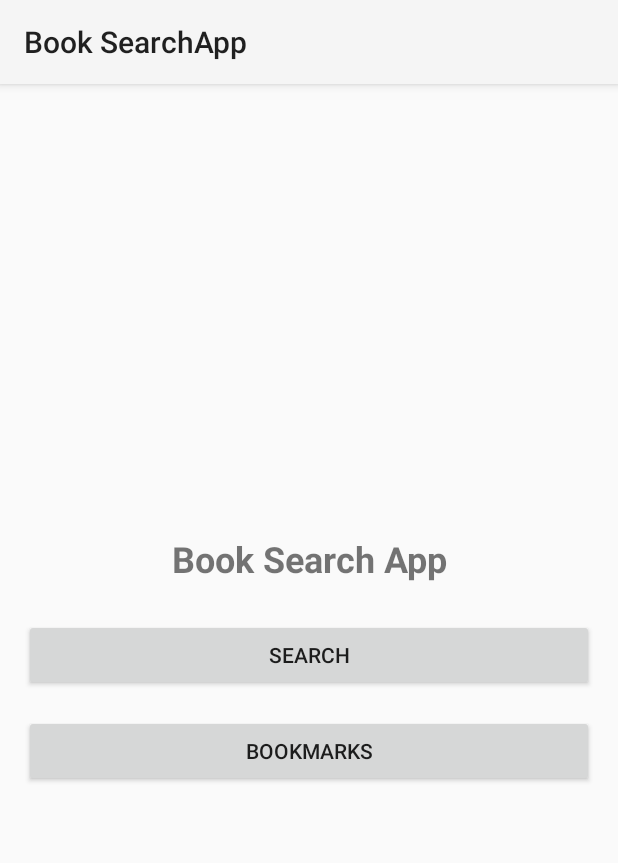
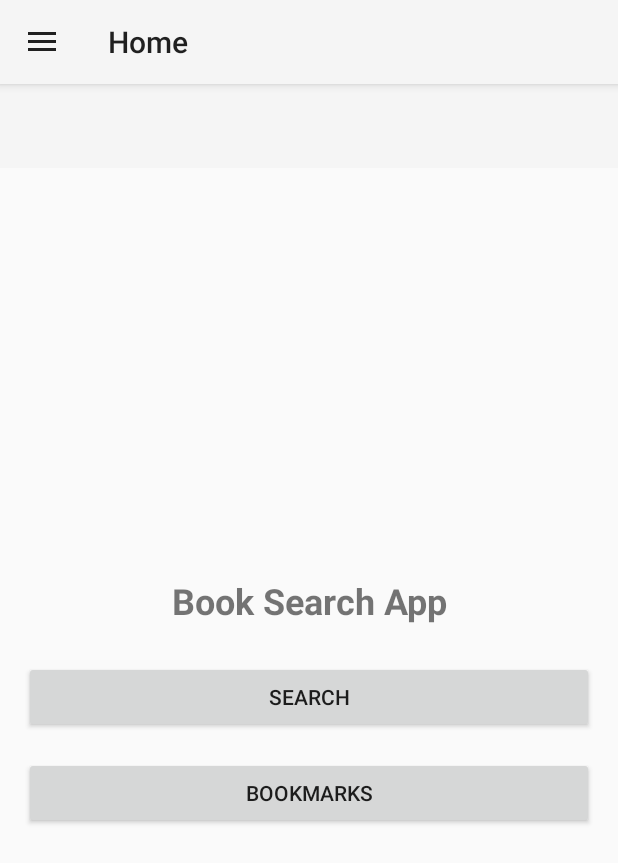
Before and after one commit to ali-kerem/book-search-app, an Android app: the screen it shows after launch (MainActivity), on a phone screen of 412 x 824 dp. Shown: the top 863 px of the screen. Run offline under Robolectric (Android 15) with nearby library versions, the phone set to English and light mode, and no system bars; our stand-ins replace data binding, navigation-ui; 1 statement that could not run was skipped.

Commit message:
Add action bar

```diff
--- a/app/build.gradle.kts
+++ b/app/build.gradle.kts
@@ -78,8 +78,8 @@ dependencies {
     implementation("com.squareup.retrofit2:retrofit:2.9.0")
     implementation("com.squareup.retrofit2:converter-gson:2.9.0")
 
-    implementation("androidx.navigation:navigation-fragment-ktx:2.5.3")
-    implementation("androidx.navigation:navigation-ui-ktx:2.5.3")
+    implementation("androidx.navigation:navigation-fragment-ktx:2.7.1")
+    implementation("androidx.navigation:navigation-ui-ktx:2.7.1")
 
     // Add Hilt dependencies
     implementation("com.google.dagger:hilt-android:2.44")
@@ -95,9 +95,6 @@ dependencies {
     implementation("com.github.bumptech.glide:glide:4.12.0")
 
     implementation("org.jetbrains.kotlinx:kotlinx-serialization-json:1.5.1")
-
-    implementation("androidx.navigation:navigation-fragment-ktx:2.5.3")
-    implementation("androidx.navigation:navigation-ui-ktx:2.5.3")
 }
 
 // Allow references to generated code
--- a/app/src/main/java/com/example/booksearchapp/MainActivity.kt
+++ b/app/src/main/java/com/example/booksearchapp/MainActivity.kt
@@ -2,23 +2,53 @@ package com.example.booksearchapp
 
 import android.os.Bundle
 import androidx.appcompat.app.AppCompatActivity
+import androidx.databinding.DataBindingUtil
+import androidx.drawerlayout.widget.DrawerLayout
 import androidx.navigation.NavController
+import androidx.navigation.NavDestination
+import androidx.navigation.findNavController
 import androidx.navigation.fragment.NavHostFragment
+import androidx.navigation.ui.AppBarConfiguration
+import androidx.navigation.ui.NavigationUI
+import com.example.booksearchapp.databinding.ActivityMainBinding
 
 class MainActivity : AppCompatActivity() {
 
-    private lateinit var navController: NavController
+    private lateinit var drawerLayout: DrawerLayout
+    private lateinit var appBarConfiguration: AppBarConfiguration
+    private lateinit var binding: ActivityMainBinding  // Declare binding at the class level
 
     override fun onCreate(savedInstanceState: Bundle?) {
         super.onCreate(savedInstanceState)
-        setContentView(R.layout.activity_main)
+        supportActionBar?.setDisplayHomeAsUpEnabled(false)
+        binding = DataBindingUtil.setContentView(this, R.layout.activity_main)
+        drawerLayout = binding.drawerLayout
+
+        setSupportActionBar(binding.toolbar)
 
         val navHostFragment = supportFragmentManager
-            .findFragmentById(R.id.nav_host_fragment) as NavHostFragment
-        navController = navHostFragment.navController
+            .findFragmentById(R.id.myNavHostFragment) as NavHostFragment
+        val navController = navHostFragment.navController
+
+        // Pass the drawer layout to AppBarConfiguration to handle the navigation icon
+        appBarConfiguration = AppBarConfiguration(navController.graph, drawerLayout)
+
+        NavigationUI.setupActionBarWithNavController(this, navController, appBarConfiguration)
+
+        // Prevent nav gesture if not on start destination
+        navController.addOnDestinationChangedListener { nc: NavController, nd: NavDestination, _ ->
+            if (nd.id == nc.graph.startDestinationId) {
+                drawerLayout.setDrawerLockMode(DrawerLayout.LOCK_MODE_UNLOCKED)
+            } else {
+                drawerLayout.setDrawerLockMode(DrawerLayout.LOCK_MODE_LOCKED_CLOSED)
+            }
+        }
+
+        NavigationUI.setupWithNavController(binding.navView, navController)
     }
 
     override fun onSupportNavigateUp(): Boolean {
-        return navController.navigateUp() || super.onSupportNavigateUp()
+        val navController = findNavController(R.id.myNavHostFragment)
+        return NavigationUI.navigateUp(navController, appBarConfiguration)
     }
 }
--- a/app/src/main/java/com/example/booksearchapp/ui/detail/DetailFragment.kt
+++ b/app/src/main/java/com/example/booksearchapp/ui/detail/DetailFragment.kt
@@ -27,6 +27,7 @@ class DetailFragment : Fragment() {
 
     override fun onViewCreated(view: View, savedInstanceState: Bundle?) {
         super.onViewCreated(view, savedInstanceState)
+        requireActivity().title = "Book Details"
 
         val application = requireNotNull(activity).application
         val book = args.selectedBook
--- a/app/src/main/java/com/example/booksearchapp/ui/detail/DetailViewModel.kt
+++ b/app/src/main/java/com/example/booksearchapp/ui/detail/DetailViewModel.kt
@@ -4,18 +4,14 @@ import android.app.Application
 import androidx.lifecycle.AndroidViewModel
 import androidx.lifecycle.LiveData
 import androidx.lifecycle.MutableLiveData
-import androidx.lifecycle.map
-import com.example.booksearchapp.R
 import com.example.booksearchapp.model.Book
 
 class DetailViewModel(book: Book, app: Application) : AndroidViewModel(app) {
     private val _selectedBook = MutableLiveData<Book>()
 
-    // The external LiveData for the SelectedBook
     val selectedBook: LiveData<Book>
         get() = _selectedBook
 
-    // Initialize the _selectedBook MutableLiveData
     init {
         _selectedBook.value = book
     }
--- a/app/src/main/java/com/example/booksearchapp/ui/home/HomeFragment.kt
+++ b/app/src/main/java/com/example/booksearchapp/ui/home/HomeFragment.kt
@@ -25,6 +25,8 @@ class HomeFragment : Fragment() {
     override fun onViewCreated(view: View, savedInstanceState: Bundle?) {
         super.onViewCreated(view, savedInstanceState)
 
+        requireActivity().title = "Home"
+
         binding.searchButton.setOnClickListener {
             findNavController().navigate(R.id.action_homeFragment_to_searchFragment)
         }
--- a/app/src/main/java/com/example/booksearchapp/ui/search/SearchFragment.kt
+++ b/app/src/main/java/com/example/booksearchapp/ui/search/SearchFragment.kt
@@ -35,6 +35,8 @@ class SearchFragment : Fragment() {
     override fun onViewCreated(view: View, savedInstanceState: Bundle?) {
         super.onViewCreated(view, savedInstanceState)
 
+        requireActivity().title = "Search Books"
+
         val apiService = Retrofit.Builder()
             .baseUrl(BooksApiService.BASE_URL)
             .addConverterFactory(GsonConverterFactory.create())
@@ -68,9 +70,7 @@ class SearchFragment : Fragment() {
 
         viewModel.selectedBook.observe(viewLifecycleOwner, Observer {
             if ( null != it ) {
-                // Must find the NavController from the Fragment
                 this.findNavController().navigate(SearchFragmentDirections.actionSearchFragmentToDetailFragment(it))
-                // Tell the ViewModel we've made the navigate call to prevent multiple navigation
                 viewModel.displayBookDetailsComplete()
             }
         })
--- a/app/src/main/res/layout/activity_main.xml
+++ b/app/src/main/res/layout/activity_main.xml
@@ -1,10 +1,40 @@
-<?xml version="1.0" encoding="utf-8"?>
-<androidx.fragment.app.FragmentContainerView
-    xmlns:android="http://schemas.android.com/apk/res/android"
-    xmlns:app="http://schemas.android.com/apk/res-auto"
-    android:id="@+id/nav_host_fragment"
-    android:name="androidx.navigation.fragment.NavHostFragment"
-    android:layout_width="match_parent"
-    android:layout_height="match_parent"
-    app:defaultNavHost="true"
-    app:navGraph="@navigation/nav_graph" />
+<layout xmlns:android="http://schemas.android.com/apk/res/android"
+    xmlns:app="http://schemas.android.com/apk/res-auto">
+
+    <androidx.drawerlayout.widget.DrawerLayout
+        android:id="@+id/drawerLayout"
+        android:layout_width="match_parent"
+        android:layout_height="match_parent">
+
+        <LinearLayout
+            android:layout_width="match_parent"
+            android:layout_height="match_parent"
+            android:orientation="vertical">
+
+            <!-- Add Toolbar here -->
+            <androidx.appcompat.widget.Toolbar
+                android:id="@+id/toolbar"
+                android:layout_width="match_parent"
+                android:layout_height="?attr/actionBarSize"
+                android:background="?attr/colorPrimary"
+                app:popupTheme="@style/ThemeOverlay.AppCompat.Light" />
+
+            <fragment
+                android:id="@+id/myNavHostFragment"
+                android:name="androidx.navigation.fragment.NavHostFragment"
+                android:layout_width="match_parent"
+                android:layout_height="match_parent"
+                app:defaultNavHost="true"
+                app:navGraph="@navigation/nav_graph" />
+        </LinearLayout>
+
+        <com.google.android.material.navigation.NavigationView
+            android:id="@+id/navView"
+            android:layout_width="wrap_content"
+            android:layout_height="match_parent"
+            android:layout_gravity="start"
+            app:headerLayout="@layout/nav_header"
+            app:menu="@menu/navdrawer_menu" />
+
+    </androidx.drawerlayout.widget.DrawerLayout>
+</layout>
--- /dev/null
+++ b/app/src/main/res/layout/nav_header.xml
@@ -0,0 +1,13 @@
+<?xml version="1.0" encoding="utf-8"?>
+
+<androidx.constraintlayout.widget.ConstraintLayout xmlns:android="http://schemas.android.com/apk/res/android"
+    xmlns:app="http://schemas.android.com/apk/res-auto"
+    android:id="@+id/navHeader"
+    android:layout_width="match_parent"
+    android:layout_height="192dp"
+    android:background="?attr/colorPrimaryDark"
+    android:padding="16dp"
+
+    android:theme="@style/ThemeOverlay.AppCompat.Dark">
+
+</androidx.constraintlayout.widget.ConstraintLayout>
--- /dev/null
+++ b/app/src/main/res/menu/navdrawer_menu.xml
@@ -0,0 +1,10 @@
+<?xml version="1.0" encoding="utf-8"?>
+
+<menu xmlns:android="http://schemas.android.com/apk/res/android">
+    <item
+        android:id="@+id/homeFragment"
+        android:title="@string/home_title" />
+    <item
+        android:id="@+id/searchFragment"
+        android:title="@string/search_button_text" />
+</menu>
```
